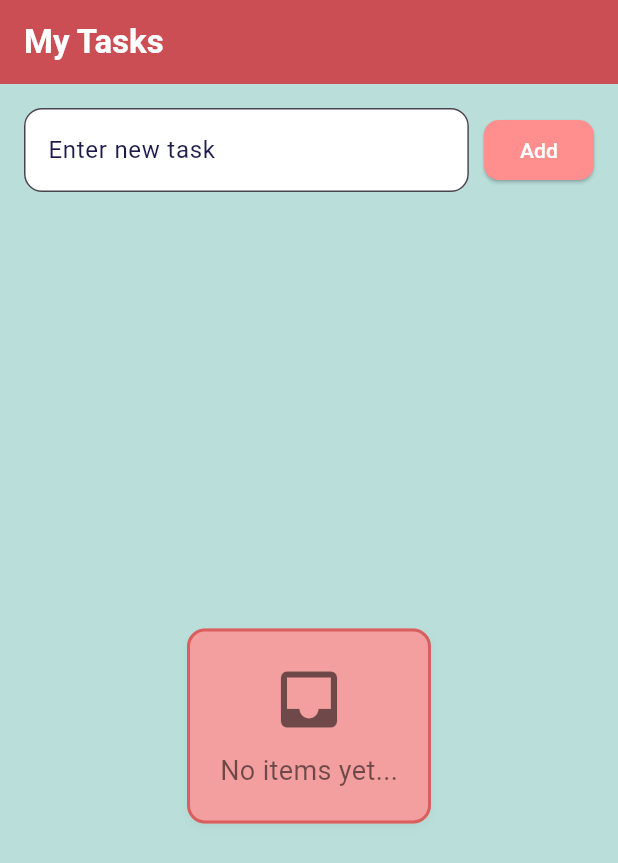
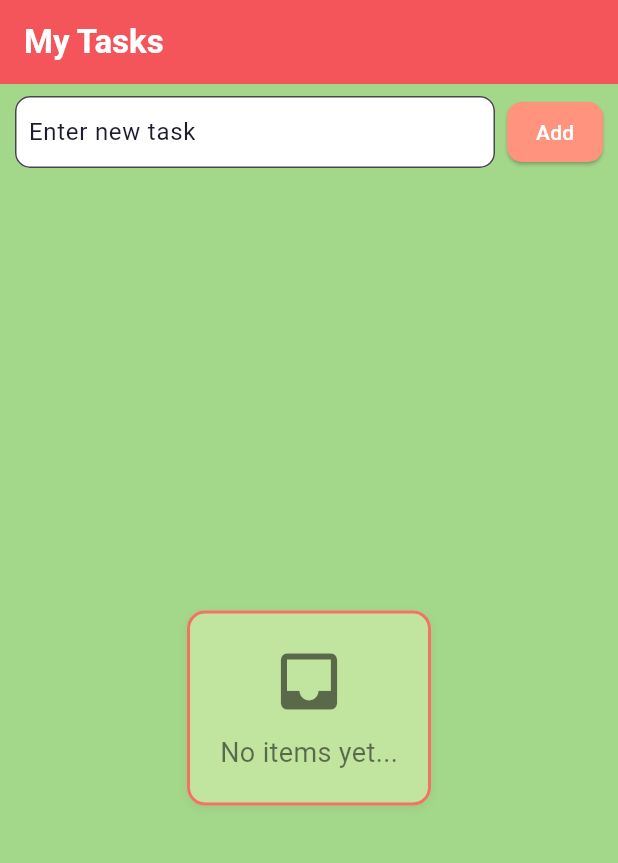
Before and after one commit to angeljisrill/Flutter-Bloc-State-Management-Data-Persistence, a Flutter app: the screen it shows after launch, on a phone screen of 412 x 824 dp. Shown: the top 863 px of the screen. Run offline on Flutter 3.47's test engine with Material 3 defaults, Android fonts, the phone set to English and light mode, and no system bars; our stand-ins replace bloc, equatable, flutter_bloc, shared_preferences.

Commit message:
Add files via upload

```diff
--- a/lib/screens/home_screen.dart
+++ b/lib/screens/home_screen.dart
@@ -3,51 +3,55 @@ import 'package:flutter_bloc/flutter_bloc.dart';
 import '../cubit/item_cubit.dart';
 import '../models/item_model.dart';
 
-class HomeScreen extends StatefulWidget {
-  const HomeScreen({super.key});
+class HomeScreen extends StatelessWidget {
+  HomeScreen({super.key});
+
+  final TextEditingController controller = TextEditingController();
 
   @override
-  State<HomeScreen> createState() => _HomeScreenState();
-}
+  Widget build(BuildContext context) {
+    final primary = const Color(0xFFFF5555);
+    final buttonColor = const Color(0xFFFF937E);
+    final cardColor = const Color(0xFFC1E59F);
+    final backgroundColor = const Color(0xFFA3D78A);
+    final darkText = const Color(0xFF1F1B2E);
+    Future<void> _editItem(BuildContext context, ItemModel item) async {
+      final TextEditingController editController = TextEditingController(
+        text: item.title,
+      );
 
-class _HomeScreenState extends State<HomeScreen> {
-  final TextEditingController controller = TextEditingController();
-
-  // Confirmation dialog for deletion
-  Future<void> _confirmDelete(String itemId) async {
-    final bool? confirmed = await showDialog<bool>(
+      final bool? saved = await showDialog<bool>(
         context: context,
         builder: (context) {
           return AlertDialog(
-          title: const Text('Confirm Delete'),
-          content: const Text('Do you want to delete this item?'),
+            title: const Text('Edit Task'),
+            content: TextField(
+              controller: editController,
+              decoration: const InputDecoration(
+                hintText: 'Enter new task title',
+              ),
+            ),
             actions: [
               TextButton(
                 onPressed: () => Navigator.of(context).pop(false),
-              child: const Text('No'),
+                child: const Text('Cancel'),
               ),
               TextButton(
                 onPressed: () => Navigator.of(context).pop(true),
-              child: const Text('Yes', style: TextStyle(color: Colors.red)),
+                child: const Text(
+                  'Save',
+                  style: TextStyle(color: Colors.green),
+                ),
               ),
             ],
           );
         },
       );
 
-    if (confirmed ?? false) {
-      context.read<ItemCubit>().deleteItem(itemId);
+      if (saved ?? false) {
+        context.read<ItemCubit>().editItem(item.id, editController.text);
       }
     }
-
-  @override
-  Widget build(BuildContext context) {
-    final primary = const Color(0xFFD34E4E); // AppBar, Checkbox, Delete icon
-    final secondary = const Color(0xFFCE7E5A); // TextField border
-    final cardColor = const Color(0xFFF39F9F); // Task card
-    final backgroundColor = const Color(0xFFBADFDB); // Main screen background
-    final buttonColor = const Color(0xFFFF8F8F); // Add button
-    final darkText = const Color(0xFF1E1B4B); // Text color
 
     return Scaffold(
       backgroundColor: backgroundColor,
@@ -64,9 +68,12 @@ class _HomeScreenState extends State<HomeScreen> {
 
           return Column(
             children: [
-              // Input field and Add button
+
               Padding(
-                padding: const EdgeInsets.all(16.0),
+                padding: const EdgeInsets.symmetric(
+                  horizontal: 10,
+                  vertical: 8,
+                ),
                 child: Row(
                   children: [
                     Expanded(
@@ -77,21 +84,28 @@ class _HomeScreenState extends State<HomeScreen> {
                           fillColor: Colors.white,
                           labelText: "Enter new task",
                           labelStyle: TextStyle(color: darkText),
+                          contentPadding: const EdgeInsets.symmetric(
+                            horizontal: 5,
+                            vertical: 1,
+                          ),
                           border: OutlineInputBorder(
-                            borderRadius: BorderRadius.circular(12),
+                            borderRadius: BorderRadius.circular(10),
                             borderSide: BorderSide(
-                              color: secondary.withOpacity(0.8),
+                              color: primary.withOpacity(0.8),
                               width: 1.5,
                             ),
                           ),
                         ),
                       ),
                     ),
-                    const SizedBox(width: 10),
-                    ElevatedButton(
+                    const SizedBox(width: 8),
+                    SizedBox(
+                      height: 40,
+                      child: ElevatedButton(
                         style: ElevatedButton.styleFrom(
                           backgroundColor: buttonColor,
                           foregroundColor: Colors.white,
+                          padding: const EdgeInsets.symmetric(horizontal: 16),
                           shape: RoundedRectangleBorder(
                             borderRadius: BorderRadius.circular(10),
                           ),
@@ -102,13 +116,16 @@ class _HomeScreenState extends State<HomeScreen> {
                             controller.clear();
                           }
                         },
-                      child: const Text("Add"),
+                        child: const Text(
+                          "Add",
+                          style: TextStyle(fontSize: 14),
+                        ),
+                      ),
                     ),
                   ],
                 ),
               ),
 
-              // Task list
               Expanded(
                 child: items.isEmpty
                     ? Center(
@@ -151,14 +168,31 @@ class _HomeScreenState extends State<HomeScreen> {
                         ),
                       )
                     : ListView.builder(
-                        padding: const EdgeInsets.symmetric(horizontal: 12),
                         itemCount: items.length,
                         itemBuilder: (context, index) {
-                          ItemModel item = items[index];
-                          return Container(
+                          final item = items[index];
+
+                          return Dismissible(
+                            key: Key(item.id),
+                            direction: DismissDirection.endToStart,
+                            background: Container(
+                              color: Colors.redAccent,
+                              alignment: Alignment.centerRight,
+                              padding: const EdgeInsets.only(right: 20),
+                              child: const Icon(
+                                Icons.delete,
+                                color: Colors.white,
+                                size: 30,
+                              ),
+                            ),
+                            onDismissed: (_) {
+                              context.read<ItemCubit>().deleteItem(item.id);
+                            },
+                            child: Container(
+                              width: double.infinity,
                               margin: const EdgeInsets.symmetric(
                                 vertical: 6,
-                              horizontal: 4,
+                                horizontal: 12,
                               ),
                               padding: const EdgeInsets.all(12),
                               decoration: BoxDecoration(
@@ -200,12 +234,24 @@ class _HomeScreenState extends State<HomeScreen> {
                                   ),
                                   IconButton(
                                     icon: Icon(
+                                      Icons.edit,
+                                      color: Colors.orange.withOpacity(0.8),
+                                    ),
+                                    onPressed: () => _editItem(context, item),
+                                  ),
+                                  IconButton(
+                                    icon: Icon(
                                       Icons.delete,
-                                    color: primary.withOpacity(0.8),
+                                      color: Colors.redAccent.withOpacity(0.9),
                                     ),
-                                  onPressed: () => _confirmDelete(item.id),
+                                    onPressed: () {
+                                      context.read<ItemCubit>().deleteItem(
+                                        item.id,
+                                      );
+                                    },
                                   ),
                                 ],
+                              ),
                             ),
                           );
                         },
```
Lines whose indentation alone changed are shown as unchanged.
